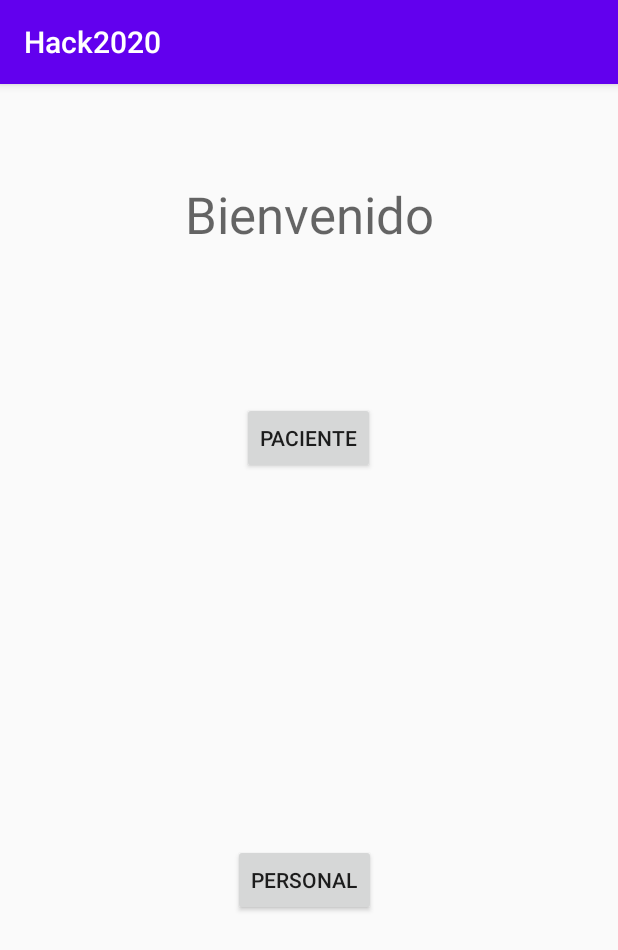
After one commit to DanielRiojas11/Hack2020, an Android app: the Bienvenida screen opened directly, with no data from a screen before it, on a phone screen of 412 x 824 dp. The commit adds this screen. Shown: the top 950 px of the screen. Run offline under Robolectric (Android 15) with nearby library versions, the phone set to English and light mode, and no system bars.

Commit message:
Interfaz Bienvenida

```diff
--- a/app/src/main/AndroidManifest.xml
+++ b/app/src/main/AndroidManifest.xml
@@ -9,6 +9,9 @@
         android:roundIcon="@mipmap/ic_launcher_round"
         android:supportsRtl="true"
         android:theme="@style/AppTheme">
+        <activity android:name=".Bienvenida"></activity>
+        <activity android:name=".Paciente" />
+        <activity android:name=".Personal" />
         <activity
             android:name=".MainActivity"
             android:label="@string/app_name"
--- /dev/null
+++ b/app/src/main/java/com/example/hack2020/Bienvenida.java
@@ -0,0 +1,42 @@
+package com.example.hack2020;
+
+import androidx.appcompat.app.AppCompatActivity;
+
+import android.content.Intent;
+import android.os.Bundle;
+import android.view.View;
+import android.widget.Button;
+
+public class Bienvenida extends AppCompatActivity {
+
+    private Button personalButton;
+    private Button pacienteButton;
+
+    @Override
+
+    protected void onCreate(Bundle savedInstanceState) {
+        super.onCreate(savedInstanceState);
+        setContentView(R.layout.activity_bienvenida);
+        //startActivity(new Intent(,Paciente.class));
+
+        personalButton = (Button) findViewById(R.id.personalButton);
+        pacienteButton = (Button) findViewById(R.id.pacienteButton);
+
+        personalButton.setOnClickListener(new View.OnClickListener() {
+            @Override
+            public void onClick(View view) {
+                startActivity(new Intent(getApplicationContext(), Personal.class));
+            }
+        });
+
+        pacienteButton.setOnClickListener(new View.OnClickListener() {
+            @Override
+            public void onClick(View view) {
+                startActivity(new Intent(getApplicationContext(), Paciente.class));
+            }
+        });
+    }
+
+
+
+}
--- /dev/null
+++ b/app/src/main/res/layout/activity_bienvenida.xml
@@ -0,0 +1,52 @@
+<?xml version="1.0" encoding="utf-8"?>
+<androidx.constraintlayout.widget.ConstraintLayout xmlns:android="http://schemas.android.com/apk/res/android"
+    xmlns:app="http://schemas.android.com/apk/res-auto"
+    xmlns:tools="http://schemas.android.com/tools"
+    android:layout_width="match_parent"
+    android:layout_height="match_parent"
+    tools:context=".Bienvenida">
+
+    <TextView
+        android:id="@+id/textView"
+        android:layout_width="wrap_content"
+        android:layout_height="wrap_content"
+        android:layout_marginTop="64dp"
+        android:text="@string/bienvenido"
+        android:textAppearance="@style/TextAppearance.AppCompat.Display1"
+        app:layout_constraintBottom_toBottomOf="parent"
+        app:layout_constraintEnd_toEndOf="parent"
+        app:layout_constraintStart_toStartOf="parent"
+        app:layout_constraintTop_toTopOf="parent"
+        app:layout_constraintVertical_bias="0.0" />
+
+    <Button
+        android:id="@+id/pacienteButton"
+        android:layout_width="wrap_content"
+        android:layout_height="wrap_content"
+        android:layout_marginStart="162dp"
+        android:layout_marginTop="146dp"
+        android:layout_marginEnd="162dp"
+        android:layout_marginBottom="123dp"
+        android:text="@string/paciente"
+        app:layout_constraintBottom_toTopOf="@+id/personalButton"
+        app:layout_constraintEnd_toEndOf="parent"
+        app:layout_constraintHorizontal_bias="1.0"
+        app:layout_constraintStart_toStartOf="parent"
+        app:layout_constraintTop_toBottomOf="@+id/textView"
+        app:layout_constraintVertical_bias="1.0" />
+
+    <Button
+        android:id="@+id/personalButton"
+        android:layout_width="wrap_content"
+        android:layout_height="wrap_content"
+        android:layout_marginStart="155dp"
+        android:layout_marginTop="123dp"
+        android:layout_marginEnd="161dp"
+        android:layout_marginBottom="257dp"
+        android:text="@string/personal"
+        app:layout_constraintBottom_toBottomOf="parent"
+        app:layout_constraintEnd_toEndOf="parent"
+        app:layout_constraintStart_toStartOf="parent"
+        app:layout_constraintTop_toBottomOf="@+id/pacienteButton"  />
+
+</androidx.constraintlayout.widget.ConstraintLayout>
--- a/app/src/main/res/values/strings.xml
+++ b/app/src/main/res/values/strings.xml
@@ -9,4 +9,12 @@
 
     <string name="hello_first_fragment">Hello first fragment</string>
     <string name="hello_second_fragment">Hello second fragment. Arg: %1$s</string>
+    <string name="personal">PERSONAL</string>
+    <string name="paciente">PACIENTE</string>
+    <string name="bienvenido">Bienvenido</string>
+    <string name="qr">QR</string>
+    <string name="historial">Historial</string>
+    <string name="menu">Menu</string>
+    <string name="lista_de_espera">Lista de ESpera</string>
+    <string name="cartilla_de_vacunaci_n">Cartilla de Vacunación</string>
 </resources>
```
Also changed, not shown: app/src/main/java/com/example/hack2020/Paciente.java (added, +14 -0 lines), app/src/main/java/com/example/hack2020/Personal.java (added, +14 -0 lines), app/src/main/res/layout/activity_paciente.xml (added, +76 -0 lines), app/src/main/res/layout/activity_personal.xml (added, +9 -0 lines).
